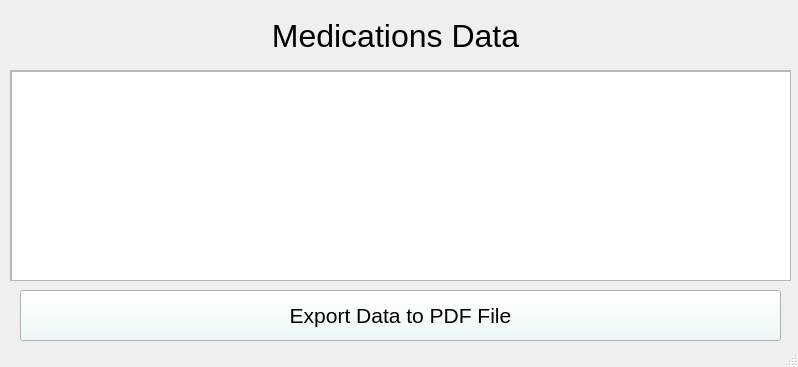
The window that GUIui/medicationsData.ui (yahalomit/Drugs-Matching-Project) describes before a commit, drawn with Qt 5.
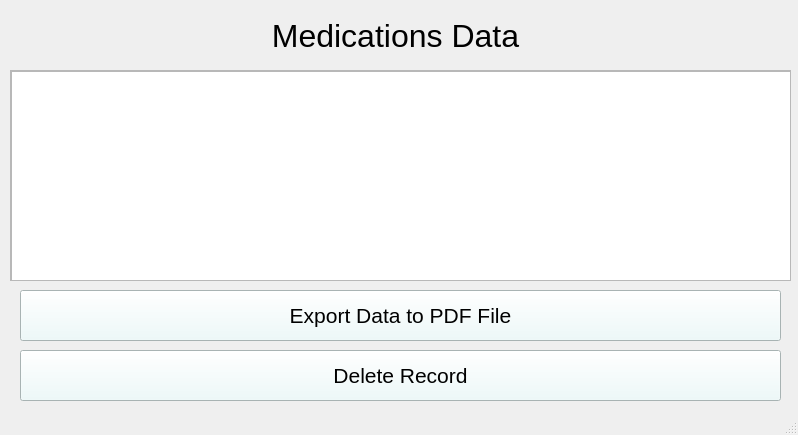
The same window after the commit.

Commit message:
create delete btn&functions
creating delete button and its function in order to give the admin the ability to mage data from DB

```diff
--- a/GUIui/medicationsData.ui
+++ b/GUIui/medicationsData.ui
@@ -7,7 +7,7 @@
     <x>0</x>
     <y>0</y>
     <width>798</width>
-    <height>367</height>
+    <height>435</height>
    </rect>
   </property>
   <property name="windowTitle">
@@ -89,6 +89,27 @@
      <string>Export Data to PDF File</string>
     </property>
    </widget>
+   <widget class="QPushButton" name="deleteBtn">
+    <property name="geometry">
+     <rect>
+      <x>20</x>
+      <y>350</y>
+      <width>761</width>
+      <height>51</height>
+     </rect>
+    </property>
+    <property name="font">
+     <font>
+      <pointsize>16</pointsize>
+     </font>
+    </property>
+    <property name="styleSheet">
+     <string notr="true">background-color: rgb(235, 250, 250);</string>
+    </property>
+    <property name="text">
+     <string>Delete Record</string>
+    </property>
+   </widget>
   </widget>
   <widget class="QStatusBar" name="statusbar"/>
  </widget>
```
The commit also changes 16 other files.
